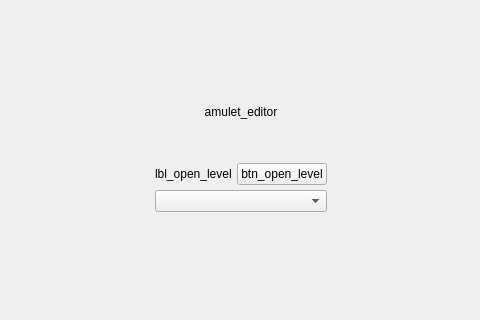
Before: the Qt Designer form src/builtin_plugins/plugin/amulet/editor/widget/_home/home/_home.ui in Amulet-Team/Amulet-Editor, drawn with Qt 5; both pictures show x 131 to 611 and y 302 to 622 of the 748 by 788 pixel window.
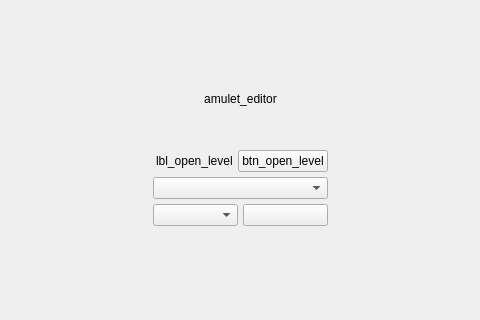
After: the same form once the commit is applied.

Commit message: Add theme selection to the home page (#122)

The edit to the form file:
```diff
--- a/src/builtin_plugins/plugin/amulet/editor/widget/_home/home/_home.ui
+++ b/src/builtin_plugins/plugin/amulet/editor/widget/_home/home/_home.ui
@@ -143,23 +143,57 @@
       </spacer>
      </item>
      <item>
-      <layout class="QGridLayout" name="_button_layout" columnstretch="1,0">
-       <item row="1" column="0" colspan="2">
-        <widget class="QComboBox" name="cbo_language"/>
+      <layout class="QVBoxLayout" name="_widget_layout">
+       <item>
+        <layout class="QHBoxLayout" name="_open_layout">
+         <item>
+          <spacer name="horizontalSpacer">
+           <property name="orientation">
+            <enum>Qt::Orientation::Horizontal</enum>
+           </property>
+           <property name="sizeType">
+            <enum>QSizePolicy::Policy::Fixed</enum>
+           </property>
+           <property name="sizeHint" stdset="0">
+            <size>
+             <width>3</width>
+             <height>0</height>
+            </size>
+           </property>
+          </spacer>
+         </item>
+         <item>
+          <widget class="QLabel" name="_lbl_open_level">
+           <property name="text">
+            <string>lbl_open_level</string>
+           </property>
+          </widget>
+         </item>
+         <item>
+          <widget class="QPushButton" name="btn_open_world">
+           <property name="text">
+            <string>btn_open_level</string>
+           </property>
+          </widget>
+         </item>
+        </layout>
        </item>
-       <item row="0" column="1">
-        <widget class="QPushButton" name="btn_open_world">
-         <property name="text">
-          <string>btn_open_level</string>
-         </property>
-        </widget>
+       <item>
+        <widget class="QComboBox" name="_language"/>
        </item>
-       <item row="0" column="0">
-        <widget class="QLabel" name="_lbl_open_level">
-         <property name="text">
-          <string>lbl_open_level</string>
-         </property>
-        </widget>
+       <item>
+        <layout class="QHBoxLayout" name="_theme_layout">
+         <item>
+          <widget class="QComboBox" name="_style"/>
+         </item>
+         <item>
+          <widget class="QPushButton" name="_colour_scheme">
+           <property name="checkable">
+            <bool>true</bool>
+           </property>
+          </widget>
+         </item>
+        </layout>
        </item>
       </layout>
      </item>
```
Left out of the diff: 20 changed lines with no effect on the pictures. The commit also changes 4 other files.
